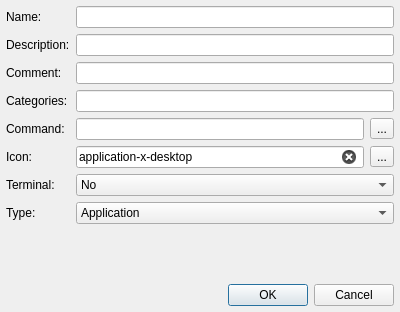
This is pcmanfm/desktopentrydialog.ui in lxqt/pcmanfm-qt as Qt 5 draws it before an edit. The edited form follows.
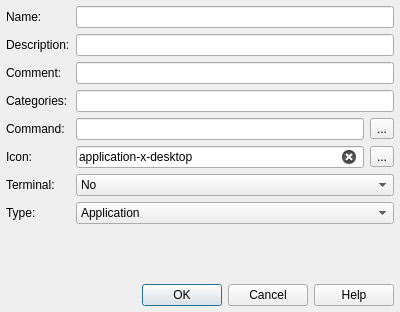
This is the edited form. Icons and pictures are not drawn.

Commit message: Added "What's-This" help to launcher creator (#1632)

```diff
--- a/pcmanfm/desktopentrydialog.ui
+++ b/pcmanfm/desktopentrydialog.ui
@@ -200,7 +200,7 @@
       <enum>Qt::Horizontal</enum>
      </property>
      <property name="standardButtons">
-      <set>QDialogButtonBox::Cancel|QDialogButtonBox::Ok</set>
+      <set>QDialogButtonBox::Cancel|QDialogButtonBox::Help|QDialogButtonBox::Ok</set>
      </property>
     </widget>
    </item>
```
Left out of the diff: 29 changed lines with no effect on the pictures. The commit also changes 1 other file.
